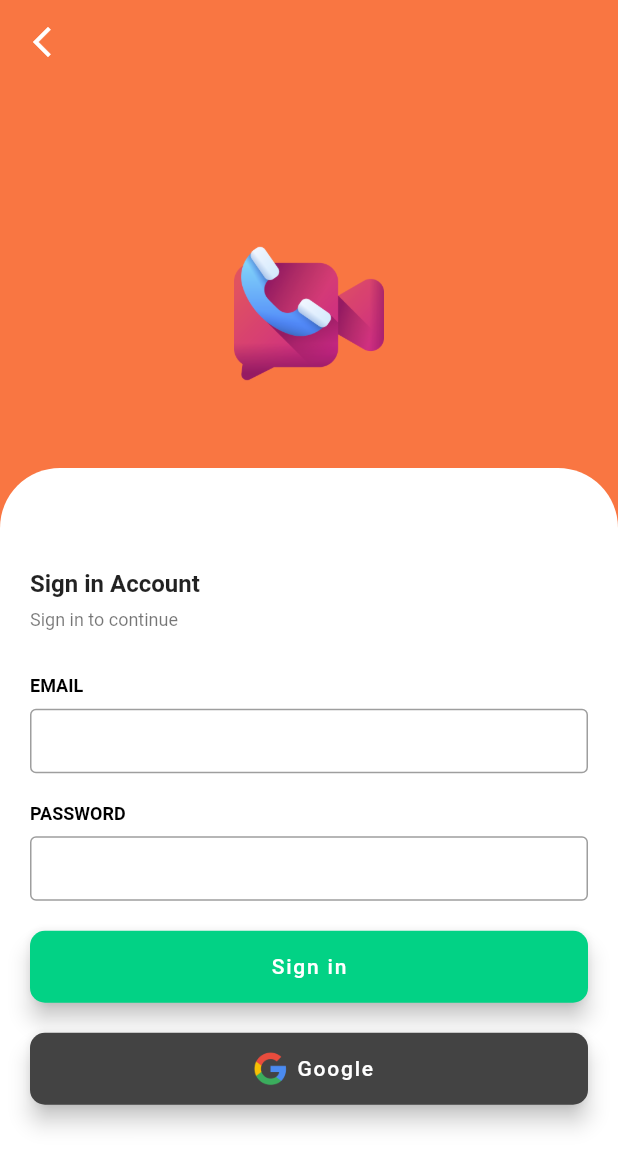
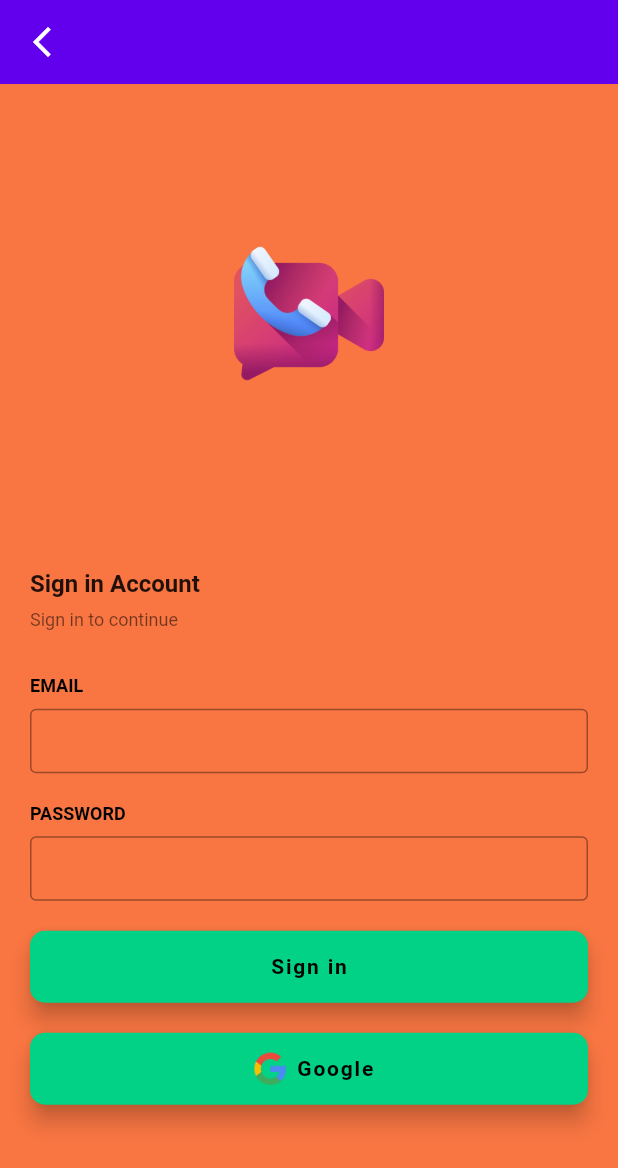
Before and after one commit to dixitdash/video_app, a Flutter app: the screen it shows after launch, after a tap on "Login", on a phone screen of 412 x 824 dp. Shown: the top 1168 px of the screen. Run offline on Flutter 3.47's test engine with Material 2 defaults, Android fonts, the phone set to English and light mode, and no system bars; our stand-ins replace card_swiper, google_fonts.

Commit message:
Working on theme.

```diff
--- /dev/null
+++ b/lib/common/common_utils.dart
@@ -0,0 +1,11 @@
+import 'package:flutter/cupertino.dart';
+import 'package:flutter/material.dart';
+
+class CommonUtils {
+  static Image image = Image.asset(
+    'assets/images/splash.png',
+    height: 100,
+    width: 100,
+    fit: BoxFit.contain,
+  );
+}
--- a/lib/common_metod.dart
+++ /dev/null
@@ -1,8 +0,0 @@
-import 'package:flutter/cupertino.dart';
-import 'package:flutter/material.dart';
-
-class CustomMainScreen {
-  static Image image = Image.asset('assets/images/splash.png',height: 100,width: 100,fit: BoxFit.contain,);
-
-
-}
--- a/lib/login_screen.dart
+++ b/lib/login_screen.dart
@@ -1,5 +1,5 @@
 import 'package:flutter/material.dart';
-import 'package:video_call_app/common_metod.dart';
+import 'package:video_call_app/common/common_utils.dart';
 import 'package:video_call_app/theme.dart';
 
 class LoginScreen extends StatefulWidget {
@@ -13,9 +13,7 @@ class _LoginScreenState extends State<LoginScreen> {
   @override
   Widget build(BuildContext context) {
     return Scaffold(
-      backgroundColor: AppTheme.backgroundColor,
       appBar: AppBar(
-        backgroundColor: AppTheme.backgroundColor,
         elevation: 0,
         leading:  IconButton(
           onPressed: () {
@@ -31,14 +29,13 @@ class _LoginScreenState extends State<LoginScreen> {
             flex: 1,
             child: Padding(
               padding: const EdgeInsets.only(top: 50.0),
-              child: CustomMainScreen.image,
+              child: CommonUtils.image,
             ),
           ),
           Expanded(
             flex: 2,
             child: Container(
               decoration: BoxDecoration(
-                color: AppTheme.whiteColor,
                 borderRadius: const BorderRadius.only(
                   topLeft: Radius.circular(40),
                   topRight: Radius.circular(40),
@@ -82,7 +79,6 @@ class _LoginScreenState extends State<LoginScreen> {
                     width: MediaQuery.of(context).size.width,
                     padding: const EdgeInsets.only(right: 20, bottom: 20),
                     child: FloatingActionButton.extended(
-                      backgroundColor: AppTheme.greenColor,
                       onPressed: () {
 
                       },
@@ -93,7 +89,6 @@ class _LoginScreenState extends State<LoginScreen> {
                     width: MediaQuery.of(context).size.width,
                     padding: const EdgeInsets.only(right: 20, bottom: 20),
                     child: FloatingActionButton.extended(
-                      backgroundColor: AppTheme.blackColor,
                       onPressed: () {},
                       label: Row(
                         children: [
--- a/lib/main.dart
+++ b/lib/main.dart
@@ -15,7 +15,9 @@ class MyApp extends StatelessWidget {
     return MaterialApp(
       debugShowCheckedModeBanner: false,
       title: 'Flutter Demo',
-      theme: AppTheme.mainTheme(),
+      themeMode: ThemeMode.light,
+      theme: AppTheme.lightTheme(),
+      darkTheme: AppTheme.darkTheme(),
       home: const WelcomeScreen(),
     );
   }
--- a/lib/signup_screen.dart
+++ b/lib/signup_screen.dart
@@ -1,5 +1,5 @@
 import 'package:flutter/material.dart';
-import 'package:video_call_app/common_metod.dart';
+import 'package:video_call_app/common/common_utils.dart';
 import 'package:video_call_app/login_screen.dart';
 import 'package:video_call_app/theme.dart';
 
@@ -14,9 +14,7 @@ class _SignupScreenState extends State<SignupScreen> {
   @override
   Widget build(BuildContext context) {
     return Scaffold(
-      backgroundColor: AppTheme.backgroundColor,
       appBar: AppBar(
-        backgroundColor: AppTheme.backgroundColor,
         elevation: 0,
        leading:  IconButton(
          onPressed: () {
@@ -30,13 +28,12 @@ class _SignupScreenState extends State<SignupScreen> {
         children: [
           Expanded(
             flex: 1,
-            child: CustomMainScreen.image,
+            child: CommonUtils.image,
           ),
           Expanded(
             flex: 3,
             child: Container(
               decoration: BoxDecoration(
-                color: AppTheme.whiteColor,
                 borderRadius: const BorderRadius.only(
                   topLeft: Radius.circular(40),
                   topRight: Radius.circular(40),
@@ -88,7 +85,6 @@ class _SignupScreenState extends State<SignupScreen> {
                     width: MediaQuery.of(context).size.width,
                     padding: const EdgeInsets.only(right: 20, bottom: 20),
                     child: FloatingActionButton.extended(
-                      backgroundColor: AppTheme.greenColor,
                       onPressed: () {
                         Navigator.push(
                           context,
@@ -104,7 +100,6 @@ class _SignupScreenState extends State<SignupScreen> {
                     width: MediaQuery.of(context).size.width,
                     padding: const EdgeInsets.only(right: 20, bottom: 20),
                     child: FloatingActionButton.extended(
-                      backgroundColor: AppTheme.blackColor,
                       onPressed: () {},
                       label: Row(
                         children: [
--- a/lib/theme.dart
+++ b/lib/theme.dart
@@ -1,19 +1,61 @@
 import 'package:flutter/material.dart';
+import 'package:google_fonts/google_fonts.dart';
 
 class AppTheme {
-  static Color backgroundColor = const Color(0xffF97642);
+  //Light Theme
+  static Color primaryColor = const Color(0xffF97642);
+  static Color primaryLightColor = const Color(0xffffa76f);
+  static Color primaryDarkColor = const Color(0xffc04615);
+
   static Color transparentColor = const Color(0xffFB946A);
-  static Color greenColor = const Color(0xff02D285);
-  static Color blackColor = const Color(0xff434343);
-  static Color whiteColor = const Color(0xffFFFFFF);
+  static Color secondaryColor = const Color(0xff02D285);
+  static Color whiteColor = const Color(0xffffffff);
 
-  static ThemeData mainTheme() {
+  //Dark theme
+  static Color darkPrimaryColor = const Color(0xff000000);
+  static Color darkPrimaryLightColor = const Color(0xff2c2c2c);
+  static Color darkPrimaryDarkColor = const Color(0xff000000);
+
+  static ThemeData lightTheme() {
     return ThemeData(
+      primaryColor: primaryColor,
+      primaryColorLight: primaryLightColor,
+      primaryColorDark: primaryDarkColor,
+      scaffoldBackgroundColor: primaryColor,
+      colorScheme: ColorScheme.light(secondary: secondaryColor),
       floatingActionButtonTheme: FloatingActionButtonThemeData(
         shape: RoundedRectangleBorder(
           borderRadius: BorderRadius.circular(10),
         ),
       ),
+      textTheme: GoogleFonts.varelaRoundTextTheme()
+          .copyWith(bodyText2: TextStyle(color: whiteColor, fontWeight: FontWeight.w700), button: TextStyle(color: whiteColor, fontWeight: FontWeight.w700)),
+      inputDecorationTheme: const InputDecorationTheme(
+        contentPadding: EdgeInsets.symmetric(
+          vertical: 12,
+        ),
+        isDense: true,
+        border: OutlineInputBorder(
+          borderSide: BorderSide(),
+        ),
+      ),
+    );
+  }
+
+  static ThemeData darkTheme() {
+    return ThemeData(
+      primaryColor: darkPrimaryColor,
+      primaryColorLight: darkPrimaryLightColor,
+      primaryColorDark: darkPrimaryDarkColor,
+      scaffoldBackgroundColor: darkPrimaryColor,
+      colorScheme: ColorScheme.light(secondary: secondaryColor),
+      floatingActionButtonTheme: FloatingActionButtonThemeData(
+        shape: RoundedRectangleBorder(
+          borderRadius: BorderRadius.circular(10),
+        ),
+      ),
+      textTheme: GoogleFonts.varelaRoundTextTheme()
+          .copyWith(bodyText2: TextStyle(color: whiteColor, fontWeight: FontWeight.w700), button: TextStyle(color: whiteColor, fontWeight: FontWeight.w700)),
       inputDecorationTheme: const InputDecorationTheme(
         contentPadding: EdgeInsets.symmetric(
           vertical: 12,
--- a/lib/welcome_screen.dart
+++ b/lib/welcome_screen.dart
@@ -1,6 +1,6 @@
-import 'package:carousel_slider/carousel_slider.dart';
+import 'package:card_swiper/card_swiper.dart';
 import 'package:flutter/material.dart';
-import 'package:video_call_app/common_metod.dart';
+import 'package:video_call_app/common/common_utils.dart';
 import 'package:video_call_app/login_screen.dart';
 import 'package:video_call_app/signup_screen.dart';
 import 'package:video_call_app/theme.dart';
@@ -22,7 +22,8 @@ class _WelcomeScreenState extends State<WelcomeScreen> {
   @override
   Widget build(BuildContext context) {
     return Scaffold(
-      backgroundColor: AppTheme.backgroundColor,
+      // backgroundColor: AppTheme.backgroundColor,
+      // backgroundColor: AppTheme.backgroundColor,
       body: Center(
         child: Column(
           children: [
@@ -30,31 +31,25 @@ class _WelcomeScreenState extends State<WelcomeScreen> {
               flex: 3,
               child: Padding(
                 padding: const EdgeInsets.only(top: 50.0),
-                child: CustomMainScreen.image,
+                child: CommonUtils.image,
               ),
             ),
-            Expanded(
-              flex: 3,
-              child: CarouselSlider.builder(
-                options: CarouselOptions(
-                  enlargeCenterPage: true,
-                  autoPlay: true,
-                  autoPlayCurve: Curves.fastOutSlowIn,
-                  enableInfiniteScroll: true,
-                  autoPlayAnimationDuration: const Duration(milliseconds: 800),
-                  viewportFraction: 0.9,
-                ),
-                itemCount: items.length,
-                itemBuilder: (BuildContext context, int index, int realIndex) {
+            SizedBox(
+              height: MediaQuery.of(context).size.height/5,
+
+              child: Swiper(
+                itemBuilder: (context, index) {
                   return RichText(
                     textAlign: TextAlign.center,
-                    text: TextSpan(
-                      text: items[index],
-                    ),
+                    text: TextSpan(text: items[index], style: Theme.of(context).textTheme.bodyText2),
                   );
                 },
+                autoplay: true,
+                itemCount: items.length,
+                pagination: const SwiperPagination(),
               ),
             ),
+            const SizedBox(height: 20,),
             Expanded(
               flex: 2,
               child: Container(
@@ -73,7 +68,6 @@ class _WelcomeScreenState extends State<WelcomeScreen> {
                     SizedBox(
                       width: MediaQuery.of(context).size.width,
                       child: FloatingActionButton.extended(
-                        backgroundColor: AppTheme.greenColor,
                         onPressed: () {
                           Navigator.push(
                             context,
@@ -89,11 +83,16 @@ class _WelcomeScreenState extends State<WelcomeScreen> {
                       width: MediaQuery.of(context).size.width,
                       margin: const EdgeInsets.only(top: 20),
                       child: FloatingActionButton.extended(
-                        backgroundColor: AppTheme.blackColor,
+                        backgroundColor: AppTheme.darkPrimaryColor,
                         onPressed: () {
-                          Navigator.push(context, MaterialPageRoute(builder: (context) => LoginScreen(),),);
+                          Navigator.push(
+                            context,
+                            MaterialPageRoute(
+                              builder: (context) => const LoginScreen(),
+                            ),
+                          );
                         },
-                        label: const Text('Login'),
+                        label: Text('Login',style: Theme.of(context).textTheme.button),
                       ),
                     ),
                   ],
--- a/pubspec.yaml
+++ b/pubspec.yaml
@@ -32,6 +32,8 @@ dependencies:
   flutter:
     sdk: flutter
   carousel_slider: ^4.1.1
+  card_swiper: ^2.0.4
+  google_fonts: ^3.0.1
 
 
 
```
Also changed, not shown: pubspec.lock, 4 other files.
